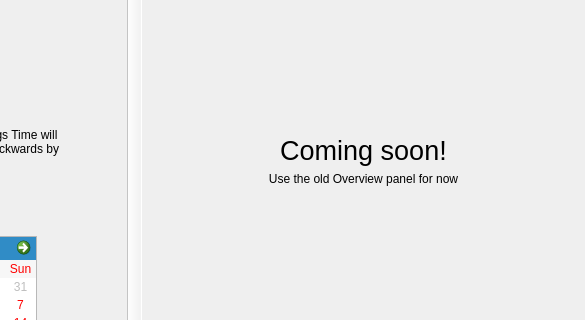
The window that statuscenter/OverviewPane/overview.ui (vicr123/theshell) describes before a commit, drawn with Qt 5; both pictures show x 303 to 888 and y 149 to 469 of the 888 by 600 pixel window.
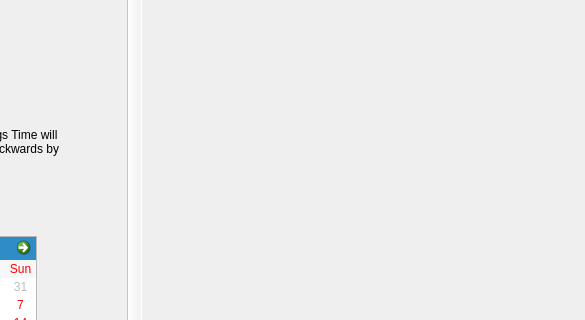
The same window after the commit. Icons and pictures are not drawn.

```diff
--- a/statuscenter/OverviewPane/overview.ui
+++ b/statuscenter/OverviewPane/overview.ui
@@ -482,64 +482,7 @@
         </layout>
        </item>
        <item>
-        <widget class="QStackedWidget" name="stackedWidget">
-         <widget class="QWidget" name="page_3">
-          <layout class="QVBoxLayout" name="verticalLayout_4">
-           <item>
-            <spacer name="verticalSpacer_4">
-             <property name="orientation">
-              <enum>Qt::Vertical</enum>
-             </property>
-             <property name="sizeHint" stdset="0">
-              <size>
-               <width>20</width>
-               <height>40</height>
-              </size>
-             </property>
-            </spacer>
-           </item>
-           <item>
-            <widget class="QLabel" name="label_2">
-             <property name="font">
-              <font>
-               <pointsize>20</pointsize>
-              </font>
-             </property>
-             <property name="text">
-              <string>Coming soon!</string>
-             </property>
-             <property name="alignment">
-              <set>Qt::AlignCenter</set>
-             </property>
-            </widget>
-           </item>
-           <item>
-            <widget class="QLabel" name="label_3">
-             <property name="text">
-              <string>Use the old Overview panel for now</string>
-             </property>
-             <property name="alignment">
-              <set>Qt::AlignCenter</set>
-             </property>
-            </widget>
-           </item>
-           <item>
-            <spacer name="verticalSpacer_5">
-             <property name="orientation">
-              <enum>Qt::Vertical</enum>
-             </property>
-             <property name="sizeHint" stdset="0">
-              <size>
-               <width>20</width>
-               <height>40</height>
-              </size>
-             </property>
-            </spacer>
-           </item>
-          </layout>
-         </widget>
-         <widget class="QWidget" name="page_4"/>
-        </widget>
+        <widget class="QStackedWidget" name="rightStack"/>
        </item>
       </layout>
      </item>
```
Left out of the diff: 6 changed lines with no effect on the pictures.
